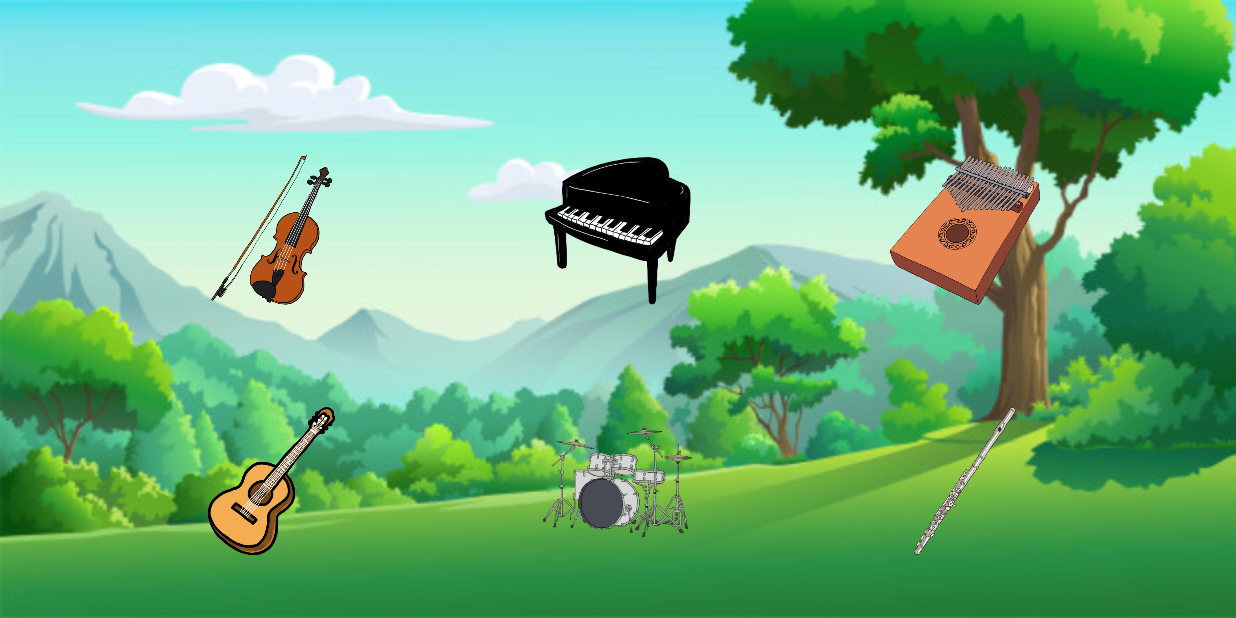
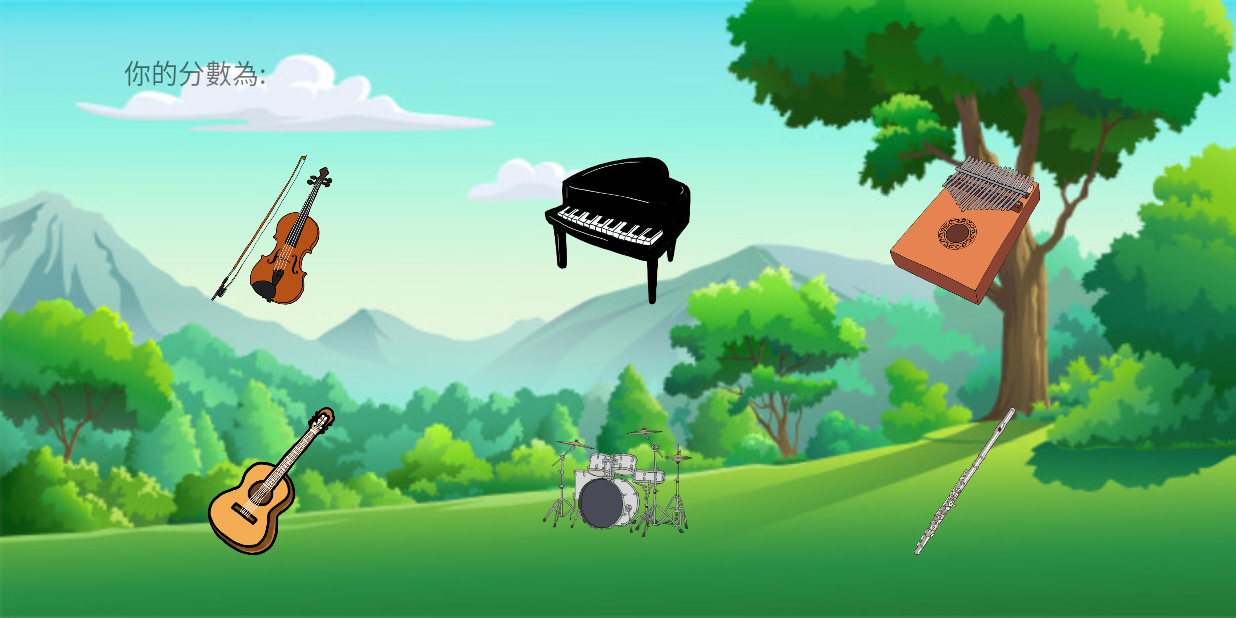
Before and after one commit to kyle123088/MuMu, an Android app: the Game screen opened directly, with no data from a screen before it, on a phone screen of 824 x 412 dp (held sideways). Run offline under Robolectric (Android 15) with nearby library versions, the phone set to English and light mode, and no system bars.

Commit message:
listener fail

```diff
--- a/app/src/main/java/tw/edu/pu/s1070334/mumu/Game.java
+++ b/app/src/main/java/tw/edu/pu/s1070334/mumu/Game.java
@@ -1,15 +1,150 @@
 package tw.edu.pu.s1070334.mumu;
 
+import android.content.DialogInterface;
+import android.content.Intent;
+import android.media.MediaPlayer;
+import android.os.Bundle;
+import android.view.View;
+import android.widget.ImageView;
+import android.widget.TextView;
+import androidx.appcompat.app.AlertDialog;
 import androidx.appcompat.app.AppCompatActivity;
-
-import android.content.pm.ActivityInfo;
-import android.os.Bundle;
+import java.util.Random;
+import java.util.Vector;
 
 public class Game extends AppCompatActivity {
+
+    static Vector<Integer> soundList = new Vector<>();
+    static int rSound;
+    private int currentScore = 0;
+    ImageView violin, piano, kalinba, guitar, drum, flute;
+    TextView score;
 
     @Override
     protected void onCreate(Bundle savedInstanceState) {
         super.onCreate(savedInstanceState);
         setContentView(R.layout.activity_game);
+
+        /**
+         * 按鈕
+         */
+        violin = findViewById(R.id.violin);
+        piano = findViewById(R.id.piano);
+        kalinba = findViewById(R.id.kalinba);
+        guitar = findViewById(R.id.guitar);
+        drum = findViewById(R.id.drum);
+        flute = findViewById(R.id.flute);
+        score = findViewById(R.id.score);
+
+        /**
+         * Vector新增音樂
+         */
+        soundList.add(R.raw.violinmusic);
+        soundList.add(R.raw.pianomusic);
+//        soundList.add(R.raw.kalinbamusic);
+        soundList.add(R.raw.guitarmusic);
+        soundList.add(R.raw.drummusic);
+        soundList.add(R.raw.flutemusic);
+
+        playRandomMusic();
+
+        violin.setOnClickListener(new View.OnClickListener() {
+            @Override
+            public void onClick(View v) {
+                if (rSound==1800016) {
+                    currentScore += 5;
+                    score.setText("你的分數為:"+currentScore);
+                } else {
+                    gameOver();
+                }
+            }
+        });
+
+        piano.setOnClickListener(new View.OnClickListener() {
+            @Override
+            public void onClick(View v) {
+                if (rSound==1800005) {
+                    currentScore += 5;
+                    score.setText("你的分數為:"+currentScore);
+                } else {
+                    gameOver();
+                }
+            }
+        });
+
+        kalinba.setOnClickListener(new View.OnClickListener() {
+            @Override
+            public void onClick(View v) {
+                if (rSound==1800016) {
+                    currentScore += 5;
+                    score.setText("你的分數為:"+currentScore);
+                } else {
+                    gameOver();
+                }
+            }
+        });
+
+        guitar.setOnClickListener(new View.OnClickListener() {
+            @Override
+            public void onClick(View v) {
+                if (rSound==1800008) {
+                    currentScore += 5;
+                    score.setText("你的分數為:"+currentScore);
+                } else {
+                    gameOver();
+                }
+            }
+        });
+
+        drum.setOnClickListener(new View.OnClickListener() {
+            @Override
+            public void onClick(View v) {
+                if (rSound==1800004) {
+                    currentScore += 5;
+                    score.setText("你的分數為:"+currentScore);
+                } else {
+                    gameOver();
+                }
+            }
+        });
+
+        flute.setOnClickListener(new View.OnClickListener() {
+            @Override
+            public void onClick(View v) {
+                if (rSound==1800003) {
+                    currentScore += 5;
+                    score.setText("你的分數為:"+currentScore);
+                } else {
+                    gameOver();
+                }
+            }
+        });
+    }
+
+    public void playRandomMusic(){
+        Random r = new Random();
+        int randomInt = r.nextInt(soundList.size());
+        rSound = soundList.get(randomInt);
+        MediaPlayer mper = MediaPlayer.create(this,rSound);
+        mper.start();
+        mper.setLooping(true);
+    }
+
+    public void gameOver(){
+        AlertDialog.Builder alertDialogBulider = new AlertDialog.Builder(this);
+        alertDialogBulider.setMessage("哎呀你答錯了，本次成績為：%d，別氣餒下次再挑戰"+currentScore);
+        alertDialogBulider.setCancelable(false);
+        alertDialogBulider.setPositiveButton("再玩一次", new DialogInterface.OnClickListener() {
+            @Override
+            public void onClick(DialogInterface dialog, int which) {
+                startActivity(new Intent(getApplicationContext(), Game.class));
+            }
+        });
+        alertDialogBulider.setNegativeButton("結束", new DialogInterface.OnClickListener() {
+            @Override
+            public void onClick(DialogInterface dialog, int which) {
+                finish();
+            }
+        });
     }
 }
--- a/app/src/main/java/tw/edu/pu/s1070334/mumu/MainActivity.java
+++ b/app/src/main/java/tw/edu/pu/s1070334/mumu/MainActivity.java
@@ -1,13 +1,12 @@
 package tw.edu.pu.s1070334.mumu;
 
-import androidx.appcompat.app.AppCompatActivity;
-
 import android.content.Intent;
-import android.content.pm.ActivityInfo;
 import android.media.MediaPlayer;
 import android.os.Bundle;
 import android.view.View;
 import android.widget.Button;
+
+import androidx.appcompat.app.AppCompatActivity;
 
 public class MainActivity extends AppCompatActivity {
     static MediaPlayer mper;
--- a/app/src/main/res/layout/activity_game.xml
+++ b/app/src/main/res/layout/activity_game.xml
@@ -16,6 +16,24 @@
     <androidx.constraintlayout.widget.ConstraintLayout
         android:layout_width="match_parent"
         android:layout_height="match_parent">
+
+        <androidx.constraintlayout.widget.Guideline
+            android:id="@+id/gl3"
+            android:layout_width="wrap_content"
+            android:layout_height="wrap_content"
+            android:orientation="vertical"
+            app:layout_constraintGuide_percent="0.1"/>
+
+        <TextView
+            android:id="@+id/score"
+            android:layout_width="wrap_content"
+            android:layout_height="wrap_content"
+            android:text="你的分數為:"
+            android:textSize="18sp"
+            app:layout_constraintBottom_toTopOf="@+id/gl"
+            app:layout_constraintStart_toStartOf="@+id/gl3"
+            app:layout_constraintTop_toTopOf="parent"
+            app:layout_constraintVertical_bias="0.455" />
 
         <androidx.constraintlayout.widget.Guideline
             android:id="@+id/gl"
```
